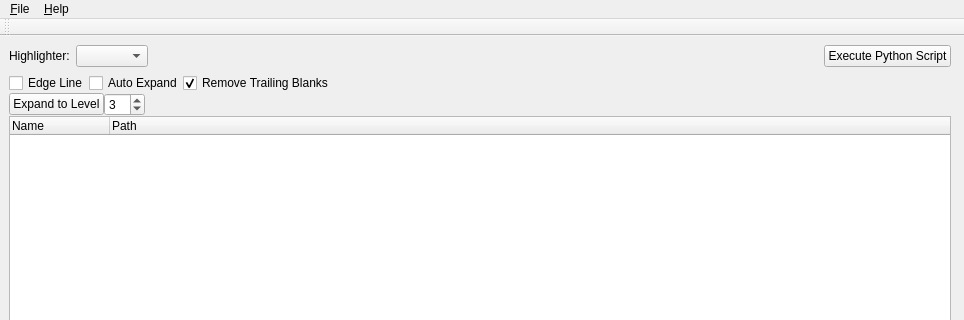
The window that core/main_window/main_window.ui (KmolYuan/kmol-editor) describes before a commit, drawn with Qt 5; both pictures show x 0 to 964 and y 0 to 320 of the 964 by 829 pixel window.
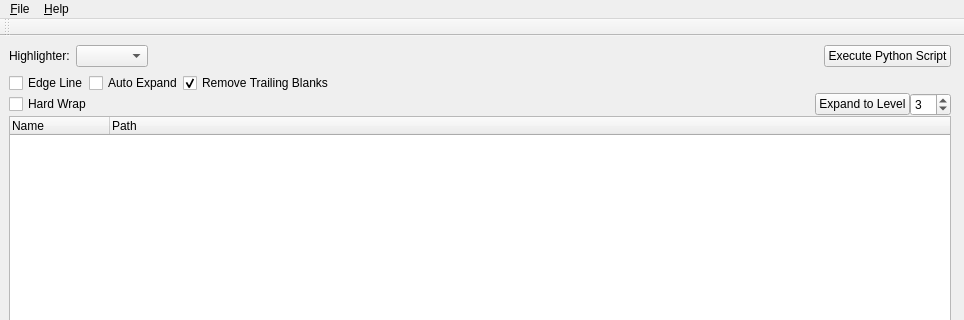
The same window after the commit. Icons and pictures are not drawn.

Commit message: Hard line wrap option.

The edit to the form file:
```diff
--- a/core/main_window/main_window.ui
+++ b/core/main_window/main_window.ui
@@ -132,16 +132,9 @@
             <item>
              <layout class="QHBoxLayout" name="horizontalLayout_6">
               <item>
-               <widget class="QPushButton" name="expand_button">
+               <widget class="QCheckBox" name="hard_wrap_option">
                 <property name="text">
-                 <string>Expand to Level</string>
-                </property>
-               </widget>
-              </item>
-              <item>
-               <widget class="QSpinBox" name="expand_level">
-                <property name="value">
-                 <number>3</number>
+                 <string>Hard Wrap</string>
                 </property>
                </widget>
               </item>
@@ -158,6 +151,20 @@
                 </property>
                </spacer>
               </item>
+              <item>
+               <widget class="QPushButton" name="expand_button">
+                <property name="text">
+                 <string>Expand to Level</string>
+                </property>
+               </widget>
+              </item>
+              <item>
+               <widget class="QSpinBox" name="expand_level">
+                <property name="value">
+                 <number>3</number>
+                </property>
+               </widget>
+              </item>
              </layout>
             </item>
             <item>
```
The commit also changes 2 other files.
